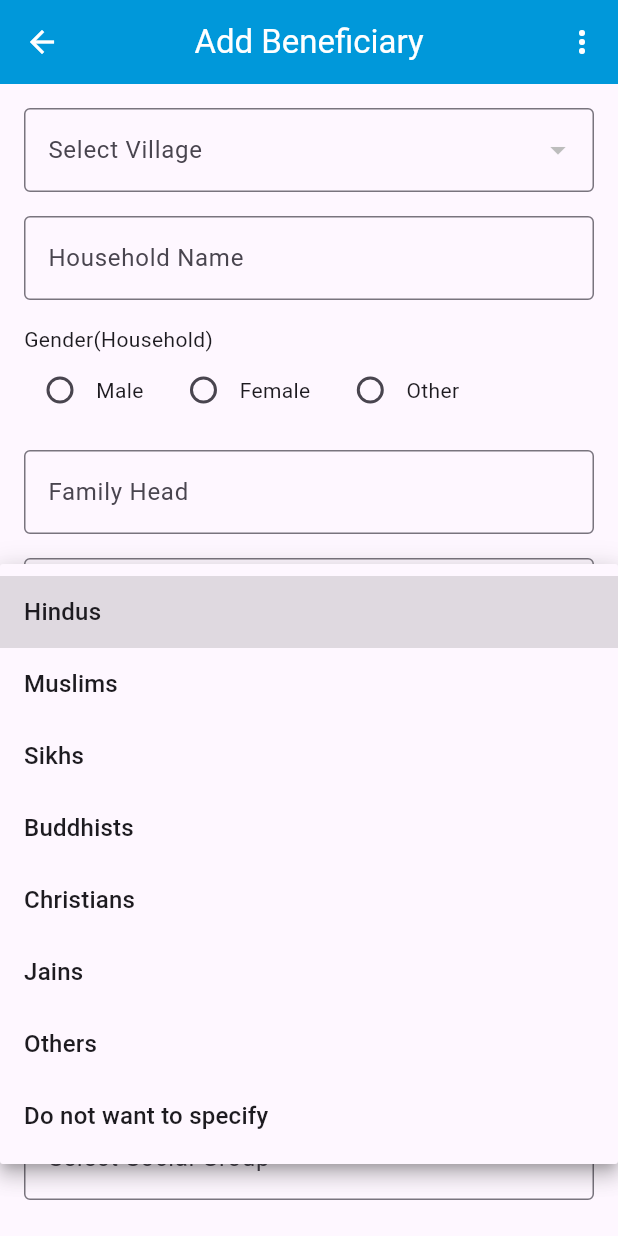
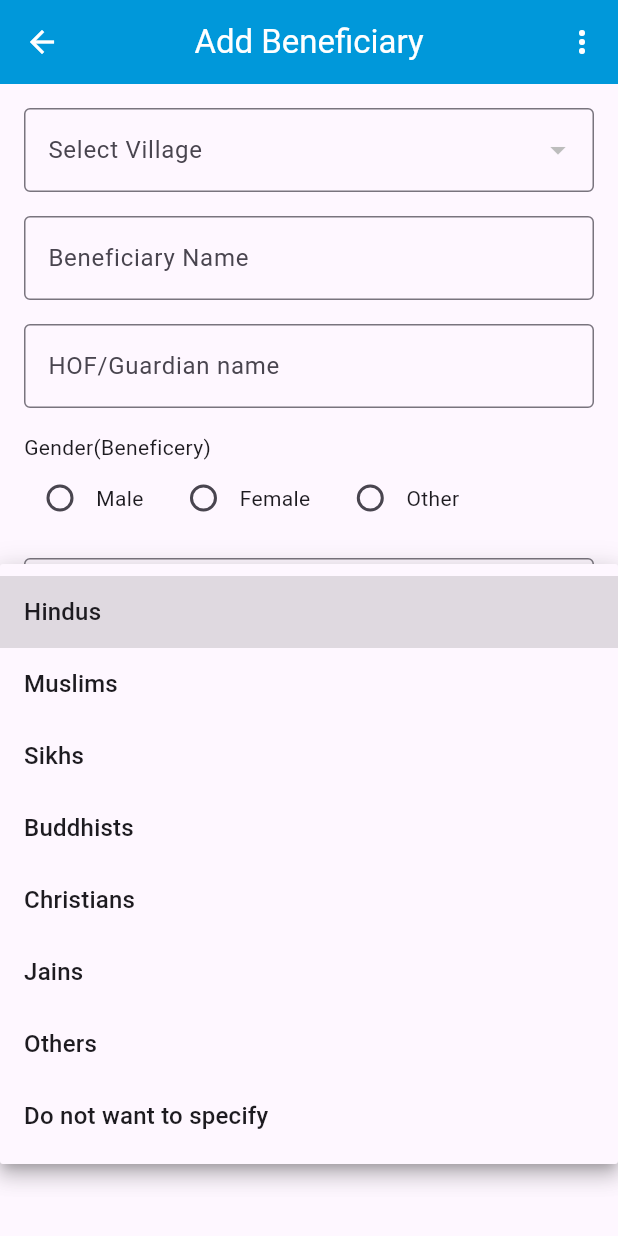
Before and after one commit to adityaraj61522/BJUP_Mobile_app_current, a Flutter app: the AddBeneficiaryScreen screen opened by its route, after a tap on "Select Religion", on a phone screen of 412 x 824 dp. Run offline on Flutter 3.47's test engine with Material 3 defaults, Android fonts, the phone set to English and light mode, and no system bars; our stand-ins replace date_field, dio, file_picker, flutter_image_compress, geocoding, geolocator and 7 more; accounts and stored records are empty; statements that could not run were skipped.

Commit message:
Build for fixed add beneficery

```diff
--- a/lib/add_beneficery_form/add_beneficery_form_view.dart
+++ b/lib/add_beneficery_form/add_beneficery_form_view.dart
@@ -40,10 +40,10 @@ class _AddBeneficiaryScreenState extends State<AddBeneficiaryScreen> {
 
   // Form controllers
   final TextEditingController _villageController = TextEditingController();
-  final TextEditingController _houseHoldNameController =
-      TextEditingController();
-  String? _hhGender;
-  final TextEditingController _familyHeadController = TextEditingController();
+  // final TextEditingController _houseHoldNameController =
+  //     TextEditingController();
+  // String? _hhGender;
+  // final TextEditingController _familyHeadController = TextEditingController();
   final TextEditingController _beneficiaryNameController =
       TextEditingController();
   final TextEditingController _guardianController = TextEditingController();
@@ -55,8 +55,8 @@ class _AddBeneficiaryScreenState extends State<AddBeneficiaryScreen> {
   String? _socialGroup;
   String? _category;
   String? _relegion;
-  final TextEditingController _idTypeController = TextEditingController();
-  final TextEditingController _idNameController = TextEditingController();
+  // final TextEditingController _idTypeController = TextEditingController();
+  // final TextEditingController _idNameController = TextEditingController();
 
   // Village details variables
   final panchayat = ''.obs;
@@ -208,11 +208,9 @@ class _AddBeneficiaryScreenState extends State<AddBeneficiaryScreen> {
         blockcode: blockCode.value, // Use the value from API
         districtcode: districtCode.value, // Use the value from API
         statecode: stateCode.value, // Use the value from API
-        hhname: _houseHoldNameController.text,
-        hhgender: _hhGender!.isNotEmpty
-            ? (genderTypeList.indexOf(_hhGender!) + 1).toString()
-            : '',
-        hof: _familyHeadController.text,
+        hhname: '_houseHoldNameController.text',
+        hhgender: '',
+        hof: '_familyHeadController.text',
         guardian: _guardianController.text,
         sex: _beneficiaryGender!.isNotEmpty
             ? (genderTypeList.indexOf(_beneficiaryGender!) + 1).toString()
@@ -228,8 +226,8 @@ class _AddBeneficiaryScreenState extends State<AddBeneficiaryScreen> {
         relegion: _relegion!.isNotEmpty
             ? (_relegionOptions.indexOf(_relegion!) + 1).toString()
             : '',
-        idname: _idNameController.text,
-        idtype: _idTypeController.text,
+        idname: "_idNameController.text",
+        idtype: "_idTypeController.tex",
         projectid: selectedProject.value,
         partnerid: selectedOfficeId.value,
         beneficeryName: _beneficiaryNameController.text,
@@ -301,21 +299,21 @@ class _AddBeneficiaryScreenState extends State<AddBeneficiaryScreen> {
         "blockcode": request.blockcode.toString(),
         "districtcode": request.districtcode.toString(),
         "statecode": request.statecode.toString(),
-        "hhname": request.hhname.toString(),
-        "hhgender": request.hhgender.toString(),
-        "hof": request.hof.toString(),
+        "hhname": 'abc',
+        "hhgender": '1',
+        "hof": 'abc',
         "guardian": request.guardian.toString(),
         "sex": request.sex.toString(),
         "age": request.age.toString(),
         "socialgroup": request.socialgroup.toString(),
         "disability": "2",
         "category": request.category.toString(),
-        "idname": request.idname.toString(),
-        "idtype": request.idtype.toString(),
+        "idname": 'abc',
+        "idtype": 'abc',
         "projectid": request.projectid.toString(),
         "partnerid": request.partnerid.toString(),
         "benificiary_name": request.beneficeryName.toString(),
-        "relegion": request.relegion.toString(),
+        "religion": request.relegion.toString(),
         "category_other": request.categoryOther.toString(),
       });
 
@@ -541,82 +539,82 @@ class _AddBeneficiaryScreenState extends State<AddBeneficiaryScreen> {
                           // }),
 
                           // House hold name
-                          TextFormField(
-                            controller: _houseHoldNameController,
-                            decoration: InputDecoration(
-                              labelText: 'household_name'.tr,
-                              border: OutlineInputBorder(),
-                            ),
-                            validator: (value) {
-                              if (value == null || value.isEmpty) {
-                                return 'please_enter_household_name'.tr;
-                              }
-                              return null;
-                            },
-                          ),
-                          SizedBox(height: 16.0),
+                          // TextFormField(
+                          //   controller: _houseHoldNameController,
+                          //   decoration: InputDecoration(
+                          //     labelText: 'household_name'.tr,
+                          //     border: OutlineInputBorder(),
+                          //   ),
+                          //   validator: (value) {
+                          //     if (value == null || value.isEmpty) {
+                          //       return 'please_enter_household_name'.tr;
+                          //     }
+                          //     return null;
+                          //   },
+                          // ),
+                          // SizedBox(height: 16.0),
 
-                          // Rest of the form remains the same...
-                          // Gender (Household)
-                          Text('gender_household'.tr),
-                          Row(
-                            children: <Widget>[
-                              Radio<String>(
-                                value: 'Male',
-                                groupValue: _hhGender,
-                                onChanged: (String? value) {
-                                  setState(() {
-                                    _hhGender = value;
-                                  });
-                                },
-                              ),
-                              Text('male'.tr),
-                              SizedBox(width: 16.0),
-                              Radio<String>(
-                                value: 'Female',
-                                groupValue: _hhGender,
-                                onChanged: (String? value) {
-                                  setState(() {
-                                    _hhGender = value;
-                                  });
-                                },
-                              ),
-                              Text('female'.tr),
-                              SizedBox(width: 16.0),
-                              Radio<String>(
-                                value: 'Other',
-                                groupValue: _hhGender,
-                                onChanged: (String? value) {
-                                  setState(() {
-                                    _hhGender = value;
-                                  });
-                                },
-                              ),
-                              Text('other'.tr),
-                            ],
-                          ),
-                          if (submitTriggered.value && _hhGender == null)
-                            Text(
-                              'please_enter_household_gender'.tr,
-                              style: TextStyle(color: Colors.red),
-                            ),
-                          SizedBox(height: 16.0),
+                          // // Rest of the form remains the same...
+                          // // Gender (Household)
+                          // Text('gender_household'.tr),
+                          // Row(
+                          //   children: <Widget>[
+                          //     Radio<String>(
+                          //       value: 'Male',
+                          //       groupValue: _hhGender,
+                          //       onChanged: (String? value) {
+                          //         setState(() {
+                          //           _hhGender = value;
+                          //         });
+                          //       },
+                          //     ),
+                          //     Text('male'.tr),
+                          //     SizedBox(width: 16.0),
+                          //     Radio<String>(
+                          //       value: 'Female',
+                          //       groupValue: _hhGender,
+                          //       onChanged: (String? value) {
+                          //         setState(() {
+                          //           _hhGender = value;
+                          //         });
+                          //       },
+                          //     ),
+                          //     Text('female'.tr),
+                          //     SizedBox(width: 16.0),
+                          //     Radio<String>(
+                          //       value: 'Other',
+                          //       groupValue: _hhGender,
+                          //       onChanged: (String? value) {
+                          //         setState(() {
+                          //           _hhGender = value;
+                          //         });
+                          //       },
+                          //     ),
+                          //     Text('other'.tr),
+                          //   ],
+                          // ),
+                          // if (submitTriggered.value && _hhGender == null)
+                          //   Text(
+                          //     'please_enter_household_gender'.tr,
+                          //     style: TextStyle(color: Colors.red),
+                          //   ),
+                          // SizedBox(height: 16.0),
 
                           // Family Head
-                          TextFormField(
-                            controller: _familyHeadController,
-                            decoration: InputDecoration(
-                              labelText: 'family_head'.tr,
-                              border: OutlineInputBorder(),
-                            ),
-                            validator: (value) {
-                              if (value == null || value.isEmpty) {
-                                return 'please_enter_family_name';
-                              }
-                              return null;
-                            },
-                          ),
-                          SizedBox(height: 16.0),
+                          // TextFormField(
+                          //   controller: _familyHeadController,
+                          //   decoration: InputDecoration(
+                          //     labelText: 'family_head'.tr,
+                          //     border: OutlineInputBorder(),
+                          //   ),
+                          //   validator: (value) {
+                          //     if (value == null || value.isEmpty) {
+                          //       return 'please_enter_family_name';
+                          //     }
+                          //     return null;
+                          //   },
+                          // ),
+                          // SizedBox(height: 16.0),
 
                           // Beneficiary Name
                           TextFormField(
@@ -861,36 +859,36 @@ class _AddBeneficiaryScreenState extends State<AddBeneficiaryScreen> {
                           ],
 
                           // Id type
-                          TextFormField(
-                            controller: _idTypeController,
-                            decoration: InputDecoration(
-                              labelText: 'id_type'.tr,
-                              border: OutlineInputBorder(),
-                            ),
-                            validator: (value) {
-                              if (value == null || value.isEmpty) {
-                                return 'please_enter_id_type'.tr;
-                              }
-                              return null;
-                            },
-                          ),
-                          SizedBox(height: 16.0),
+                          // TextFormField(
+                          //   controller: _idTypeController,
+                          //   decoration: InputDecoration(
+                          //     labelText: 'id_type'.tr,
+                          //     border: OutlineInputBorder(),
+                          //   ),
+                          //   validator: (value) {
+                          //     if (value == null || value.isEmpty) {
+                          //       return 'please_enter_id_type'.tr;
+                          //     }
+                          //     return null;
+                          //   },
+                          // ),
+                          // SizedBox(height: 16.0),
 
                           // ID Name// ID Name
-                          TextFormField(
-                            controller: _idNameController,
-                            decoration: InputDecoration(
-                              labelText: 'id_name'.tr,
-                              border: OutlineInputBorder(),
-                            ),
-                            validator: (value) {
-                              if (value == null || value.isEmpty) {
-                                return 'please_enter_id_name'.tr;
-                              }
-                              return null;
-                            },
-                          ),
-                          SizedBox(height: 24.0),
+                          // TextFormField(
+                          //   controller: _idNameController,
+                          //   decoration: InputDecoration(
+                          //     labelText: 'id_name'.tr,
+                          //     border: OutlineInputBorder(),
+                          //   ),
+                          //   validator: (value) {
+                          //     if (value == null || value.isEmpty) {
+                          //       return 'please_enter_id_name'.tr;
+                          //     }
+                          //     return null;
+                          //   },
+                          // ),
+                          // SizedBox(height: 24.0),
 
                           // Submit Button
                           Container(
--- a/pubspec.yaml
+++ b/pubspec.yaml
@@ -16,7 +16,7 @@ publish_to: "none" # Remove this line if you wish to publish to pub.dev
 # https://developer.apple.com/library/archive/documentation/General/Reference/InfoPlistKeyReference/Articles/CoreFoundationKeys.html
 # In Windows, build-name is used as the major, minor, and patch parts
 # of the product and file versions while build-number is used as the build suffix.
-version: 1.0.0+2
+version: 1.0.0+4
 
 environment:
   sdk: ^3.6.1
```
